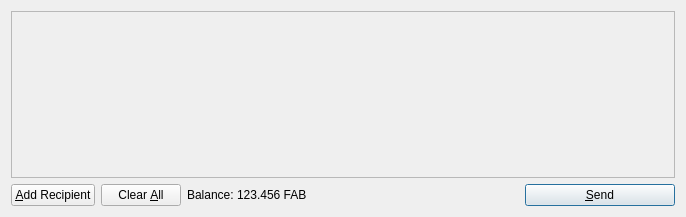
First picture: the form in src/qt/forms/sendcoinsdialog.ui, repository chocolatecoin/chocolatecoin, before the edit.
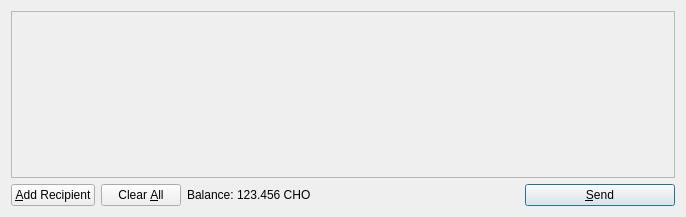
Second picture: the form after the edit. Icons and pictures are not drawn.

Patch:
```diff
--- a/src/qt/forms/sendcoinsdialog.ui
+++ b/src/qt/forms/sendcoinsdialog.ui
@@ -119,7 +119,7 @@
           <cursorShape>IBeamCursor</cursorShape>
          </property>
          <property name="text">
-          <string>123.456 FAB</string>
+          <string>123.456 CHO</string>
          </property>
          <property name="textInteractionFlags">
           <set>Qt::LinksAccessibleByMouse|Qt::TextSelectableByKeyboard|Qt::TextSelectableByMouse</set>
```
